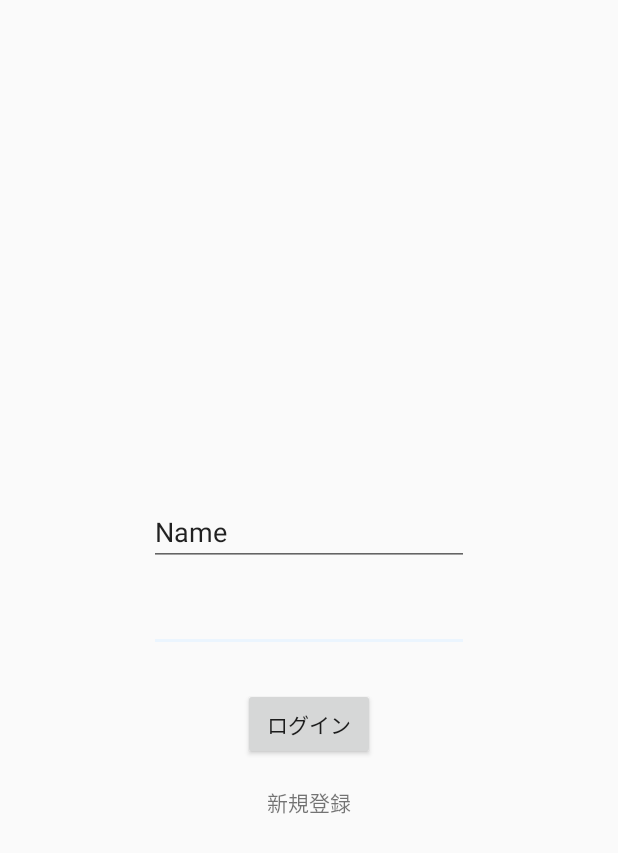
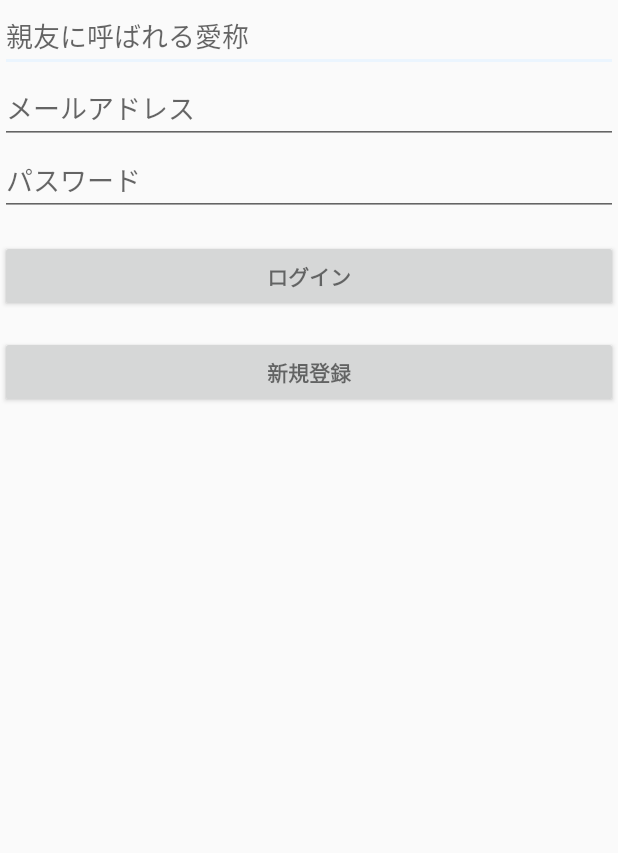
Before and after one commit to MonjuBodhisattva/Homey, an Android app: the layout login.xml on its own in the app's theme, with its tools: preview values and no code run, on a phone screen of 412 x 824 dp. Shown: the top 853 px of the screen. Run offline under Robolectric (Android 15) with nearby library versions, the phone set to English and light mode, and no system bars.

Commit message:
login layout

```diff
--- a/app/src/main/java/com/example/fujinohiroki/homey/user.java
+++ /dev/null
@@ -1,16 +0,0 @@
-package com.example.fujinohiroki.homey;
-
-import io.realm.RealmObject;
-
-/**
- * Created by yanagawa on 2017/02/22.
- */
-
-public class user extends RealmObject {
-
-    @PrimaryKey
-    private long id;
-    private String name;
-    private long pass;
-    private String email;
-}
--- a/app/src/main/res/layout/login.xml
+++ b/app/src/main/res/layout/login.xml
@@ -1,46 +1,75 @@
 <?xml version="1.0" encoding="utf-8"?>
-<RelativeLayout xmlns:android="http://schemas.android.com/apk/res/android"
-    android:orientation="vertical" android:layout_width="match_parent"
-    android:layout_height="match_parent"
-    android:weightSum="1">
+<LinearLayout xmlns:android="http://schemas.android.com/apk/res/android"
+    android:tools="http://schemas.android.com/tools"
+    android:layout_width="match_parent"
+    android:layout_height="match_parent">
 
-    <TextView
-        android:text="新規登録"
+    <ProgressBar
+        android:id="@+id/login_progress"
+        style="?android:attr/progressBarStyleLarge"
         android:layout_width="wrap_content"
         android:layout_height="wrap_content"
-        android:layout_below="@+id/button3"
-        android:layout_centerHorizontal="true"
-        android:layout_marginTop="17dp"
-        android:id="@+id/textView2" />
+        android:layout_marginBottom="8dp"
+        android:visibility="gone" />
 
-    <Button
-        android:text="ログイン"
-        android:layout_width="wrap_content"
+    <LinearLayout
+        android:id="@+id/email_login_form"
+        android:layout_width="match_parent"
         android:layout_height="wrap_content"
-        android:layout_marginTop="24dp"
-        android:id="@+id/button3"
-        android:layout_below="@+id/editText6"
-        android:layout_centerHorizontal="true" />
+        android:orientation="vertical">
 
-    <EditText
-        android:layout_width="wrap_content"
-        android:layout_height="wrap_content"
-        android:inputType="textPassword"
-        android:ems="10"
-        android:id="@+id/editText6"
-        android:fontFamily="sans-serif"
-        android:layout_centerVertical="true"
-        android:layout_alignLeft="@+id/editText5"
-        android:layout_alignStart="@+id/editText5" />
+        <EditText
+            android:id="@+id/password"
+            android:layout_width="match_parent"
+            android:layout_height="wrap_content"
+            android:hint="親友に呼ばれる愛称"
+            android:imeActionId="@+id/login"
+            android:imeActionLabel="@string/action_sign_in_short"
+            android:imeOptions="actionUnspecified"
+            android:inputType="textPassword"
+            android:maxLines="1"
+            android:singleLine="true" />
 
-    <EditText
-        android:layout_width="wrap_content"
-        android:layout_height="wrap_content"
-        android:inputType="textPersonName"
-        android:text="Name"
-        android:ems="10"
-        android:id="@+id/editText5"
-        android:layout_above="@+id/editText6"
-        android:layout_centerHorizontal="true"
-        android:layout_marginBottom="12dp" />
-</RelativeLayout>
+
+        <AutoCompleteTextView
+                android:id="@+id/email"
+                android:layout_width="match_parent"
+                android:layout_height="wrap_content"
+                android:hint="メールアドレス"
+                android:inputType="textEmailAddress"
+                android:maxLines="1"
+                android:singleLine="true" />
+
+        <EditText
+            android:id="@+id/password"
+            android:layout_width="match_parent"
+            android:layout_height="wrap_content"
+            android:hint="パスワード"
+            android:imeActionId="@+id/login"
+            android:imeActionLabel="@string/action_sign_in_short"
+            android:imeOptions="actionUnspecified"
+            android:inputType="textPassword"
+            android:maxLines="1"
+            android:singleLine="true" />
+
+        <Button
+            android:id="@+id/email_sign_in_button"
+            style="?android:textAppearanceSmall"
+            android:layout_width="match_parent"
+            android:layout_height="wrap_content"
+            android:layout_marginTop="16dp"
+            android:text="ログイン"
+            android:textStyle="bold" />
+
+        <Button
+            android:id="@+id/email_sign_up_button"
+            style="?android:textAppearanceSmall"
+            android:layout_width="match_parent"
+            android:layout_height="wrap_content"
+            android:layout_marginTop="16dp"
+            android:text="新規登録"
+            android:textStyle="bold" />
+
+    </LinearLayout>
+
+</LinearLayout>
--- a/app/src/main/res/values/strings.xml
+++ b/app/src/main/res/values/strings.xml
@@ -1,3 +1,7 @@
 <resources>
     <string name="app_name">Homey</string>
+    <string name="prompt_password" />
+    <string name="action_sign_in_short" />
+    <string name="prompt_email" />
+    <string name="action_sign_in" />
 </resources>
```
